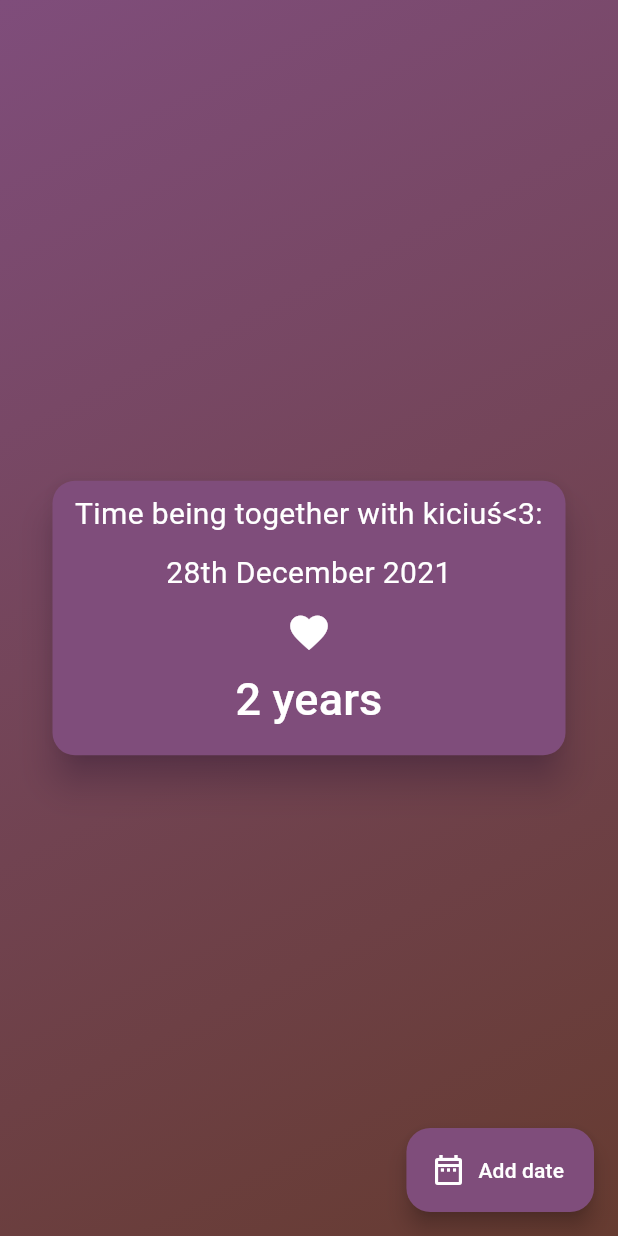
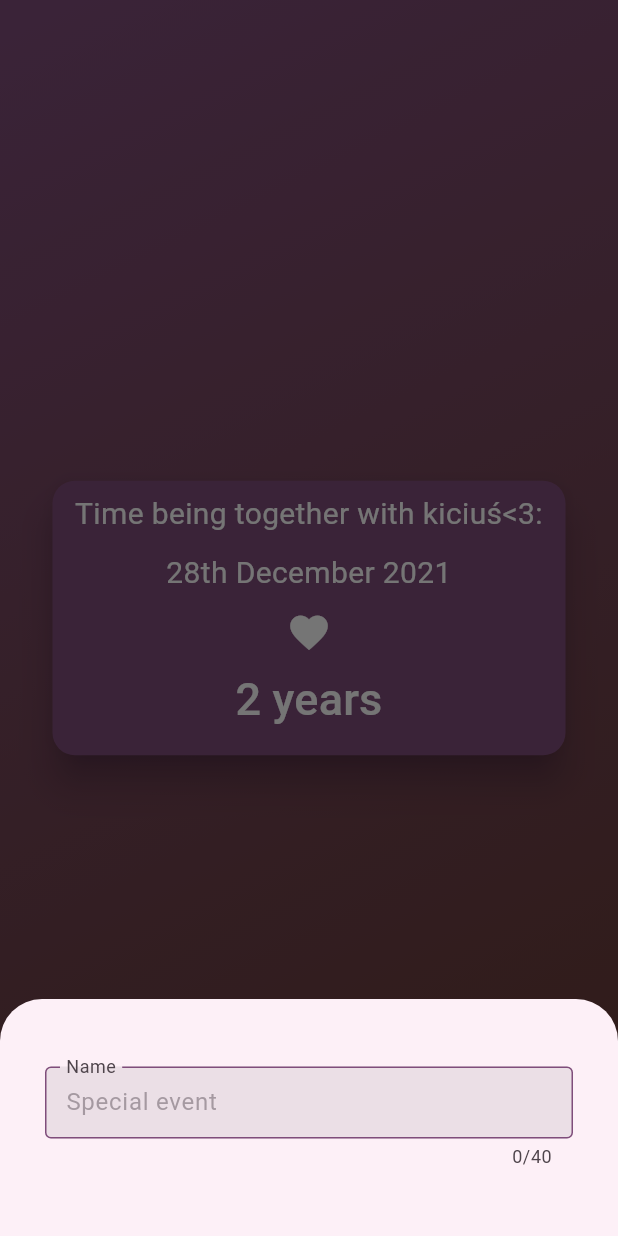
Before and after one commit to pulo0/anniversary-date-app, a Flutter app: the screen it shows after launch, after a tap on "Add date", on a phone screen of 412 x 824 dp. Run offline on Flutter 3.47's test engine with Material 3 defaults, Android fonts, the phone set to English and light mode, and no system bars; our stand-ins replace google_fonts; Roboto replaces fonts that are missing (Rosario).

Commit message:
feat: added overlay for the adding date

```diff
--- a/lib/main.dart
+++ b/lib/main.dart
@@ -1,57 +1,24 @@
+import 'package:anniversary_date_app/style/app_theme.dart';
+import 'package:anniversary_date_app/widgets/tab_screen.dart';
 import 'package:flutter/material.dart';
-import 'package:anniversary_date_app/widgets/since_time.dart';
+import 'package:flutter/services.dart';
 
 void main() {
+  WidgetsFlutterBinding.ensureInitialized();
+  SystemChrome.setPreferredOrientations([DeviceOrientation.portraitUp]);
   runApp(const MainApp());
 }
 
 class MainApp extends StatelessWidget {
   const MainApp({super.key});
 
-  ThemeData get theme => ThemeData.from(
-        colorScheme: colorScheme,
-      );
-
-  ColorScheme get colorScheme => ColorScheme.fromSeed(
-        seedColor: const Color.fromARGB(255, 67, 35, 65),
-      );
-
   @override
   Widget build(BuildContext context) {
     return MaterialApp(
       debugShowCheckedModeBanner: false,
       title: 'Loading Indicator',
-      theme: theme,
-      home: Container(
-        decoration: BoxDecoration(
-          gradient: LinearGradient(
-            begin: Alignment.topLeft,
-            end: Alignment.bottomRight,
-            colors: [
-              colorScheme.primary,
-              colorScheme.onTertiaryContainer,
-            ],
-          ),
-        ),
-        child: Scaffold(
-          backgroundColor: Colors.transparent,
-          floatingActionButton: FloatingActionButton.extended(
-            onPressed: () {},
-            label: const Text('Add date'),
-            icon: const Icon(Icons.date_range_outlined),
-            backgroundColor: colorScheme.primary,
-            foregroundColor: colorScheme.onPrimary,
-          ),
-          body: const Center(
-            child: Column(
-              mainAxisAlignment: MainAxisAlignment.center,
-              children: [
-                SinceTime(),
-              ],
-            ),
-          ),
-        ),
-      ),
+      theme: mainTheme(),
+      home: TabScreen(),
     );
   }
 }
--- /dev/null
+++ b/lib/style/app_theme.dart
@@ -0,0 +1,9 @@
+import 'package:flutter/material.dart';
+
+ColorScheme get colorScheme => ColorScheme.fromSeed(
+  seedColor: const Color.fromARGB(255, 67, 35, 65),
+);
+
+ThemeData mainTheme() => ThemeData.from(
+      colorScheme: colorScheme,
+    );
--- /dev/null
+++ b/lib/widgets/add_date.dart
@@ -0,0 +1,61 @@
+import 'package:anniversary_date_app/style/app_theme.dart';
+import 'package:flutter/material.dart';
+
+class AddDate extends StatefulWidget {
+  const AddDate({super.key});
+
+  @override
+  State<StatefulWidget> createState() => _AddDateState();
+}
+
+class _AddDateState extends State<AddDate> {
+  final double horPadding = 30;
+  final double verPadding = 45;
+  final _nameController = TextEditingController();
+  DateTime? _selectedDateTime;
+
+  @override
+  Widget build(BuildContext context) {
+    final keyboardPlacement = MediaQuery.of(context).viewInsets.bottom;
+    return LayoutBuilder(
+      builder: (context, constraints) {
+        return SingleChildScrollView(
+          child: Padding(
+            padding: EdgeInsets.fromLTRB(horPadding, verPadding, horPadding,
+                keyboardPlacement + verPadding),
+            child: Column(
+              children: <Widget>[
+                TextField(
+                  controller: _nameController,
+                  autocorrect: true,
+                  maxLength: 40,
+                  keyboardType: TextInputType.name,
+                  decoration: InputDecoration(
+                    border: OutlineInputBorder(
+                      borderRadius: BorderRadius.circular(4),
+                    ),
+                    enabledBorder: OutlineInputBorder(
+                      borderSide: BorderSide(
+                        color: colorScheme.primary,
+                      ),
+                    ),
+                    floatingLabelBehavior: FloatingLabelBehavior.always,
+                    labelText: 'Name',
+                    hintText: 'Special event',
+                    hintTextDirection: TextDirection.ltr,
+                    hintStyle: TextStyle(
+                      color: colorScheme.outline.withOpacity(0.65),
+                    ),
+                    filled: true,
+                    // fillColor: colorScheme.onTertiary,
+                    contentPadding: const EdgeInsets.all(10),
+                  ),
+                ),
+              ],
+            ),
+          ),
+        );
+      },
+    );
+  }
+}
--- a/lib/widgets/since_time.dart
+++ b/lib/widgets/date_item.dart
@@ -3,15 +3,14 @@ import 'package:flutter/material.dart';
 import 'package:google_fonts/google_fonts.dart';
 import 'package:anniversary_date_app/tools/time_calculations.dart';
 
-
-class SinceTime extends StatefulWidget {
-  const SinceTime({super.key});
+class DateItem extends StatefulWidget {
+  const DateItem({super.key});
 
   @override
-  State<SinceTime> createState() => _SinceTimeState();
+  State<DateItem> createState() => _DateItemState();
 }
 
-class _SinceTimeState extends State<SinceTime> {
+class _DateItemState extends State<DateItem> {
   TimeCalculations tCalc = TimeCalculations();
 
   @override
@@ -70,8 +69,7 @@ class _SinceTimeState extends State<SinceTime> {
                   style: TextStyle(
                     color: colorScheme.onPrimary,
                     fontSize: 20,
-                    fontFamily:
-                        textFont.bodyLarge?.fontFamily,
+                    fontFamily: textFont.bodyLarge?.fontFamily,
                   ),
                 ),
                 const SizedBox(height: boxHeightSpacing),
@@ -81,8 +79,7 @@ class _SinceTimeState extends State<SinceTime> {
                   style: TextStyle(
                     color: colorScheme.onPrimary,
                     fontSize: 20,
-                    fontFamily:
-                        textFont.bodyMedium?.fontFamily,
+                    fontFamily: textFont.bodyMedium?.fontFamily,
                   ),
                 ),
                 const SizedBox(height: boxHeightSpacing),
@@ -106,8 +103,7 @@ class _SinceTimeState extends State<SinceTime> {
                     style: TextStyle(
                       color: colorScheme.onPrimary,
                       fontSize: 30,
-                      fontFamily:
-                          textFont.bodyMedium?.fontFamily,
+                      fontFamily: textFont.bodyMedium?.fontFamily,
                     ),
                     textAlign: TextAlign.center,
                   ),
--- /dev/null
+++ b/lib/widgets/tab_screen.dart
@@ -0,0 +1,56 @@
+import 'package:anniversary_date_app/widgets/add_date.dart';
+import 'package:flutter/material.dart';
+import 'package:anniversary_date_app/style/app_theme.dart';
+import 'date_item.dart';
+
+class TabScreen extends StatefulWidget {
+  @override
+  State<StatefulWidget> createState() => _TabScreen();
+}
+
+class _TabScreen extends State<TabScreen> {
+
+  void _openAddDateOverlay() {
+    showModalBottomSheet(
+      context: context,
+      useSafeArea: true,
+      isScrollControlled: true,
+      builder: (ctx) => AddDate(),
+    );
+  }
+
+  @override
+  Widget build(BuildContext context) {
+
+    return Container(
+      decoration: BoxDecoration(
+        gradient: LinearGradient(
+          begin: Alignment.topLeft,
+          end: Alignment.bottomRight,
+          colors: [
+            colorScheme.primary,
+            colorScheme.onTertiaryContainer,
+          ],
+        ),
+      ),
+      child: Scaffold(
+        backgroundColor: Colors.transparent,
+        floatingActionButton: FloatingActionButton.extended(
+          onPressed: _openAddDateOverlay,
+          label: const Text('Add date'),
+          icon: const Icon(Icons.date_range_outlined),
+          backgroundColor: colorScheme.primary,
+          foregroundColor: colorScheme.onPrimary,
+        ),
+        body: const Center(
+          child: Column(
+            mainAxisAlignment: MainAxisAlignment.center,
+            children: [
+              DateItem(),
+            ],
+          ),
+        ),
+      ),
+    );
+  }
+}
```
